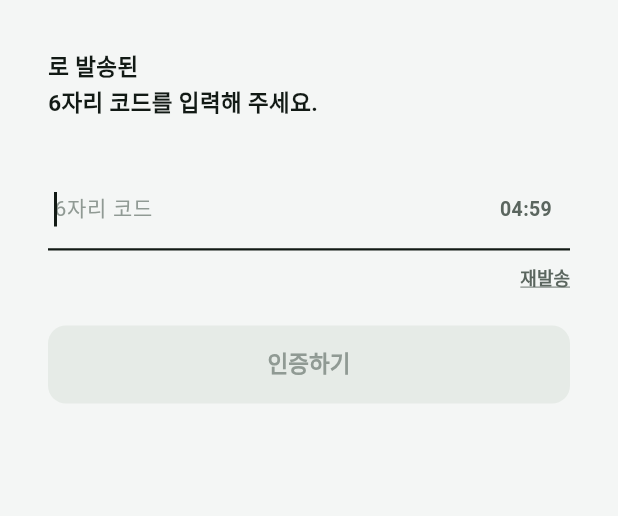
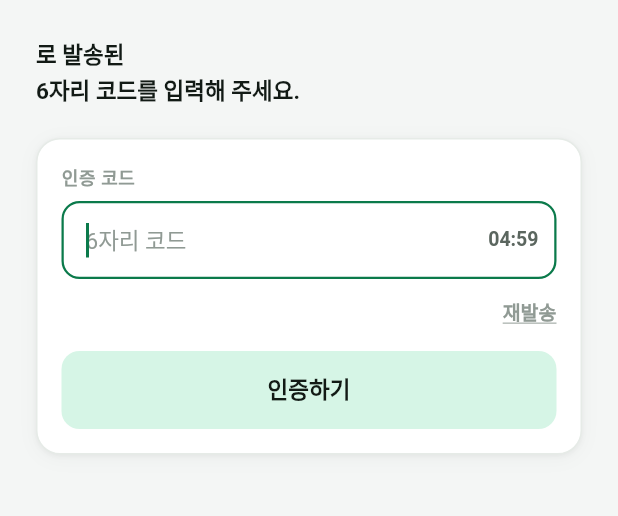
Before and after one commit to subin9804/bit-pet, a Flutter app: the PasswordResetVerifyScreen screen opened by its route, on a phone screen of 412 x 824 dp, the part 84-600 px from its top. Run offline on Flutter 3.47's test engine with Material 3 defaults, Android fonts, the phone set to English and light mode, and no system bars; our stand-ins replace cached_network_image, dio, drift, firebase_core, firebase_messaging, flutter_image_compress and 8 more; missing offline and left inert: nfc_manager; accounts and stored records are empty; generated files the repository leaves out were written again; Roboto replaces fonts that are missing (Pretendard).

Commit message:
feat(app): 로그인 소셜 우선 동선 + 인증 화면 전체 리뉴얼 테마
## 로그인 동선
요즘 가입은 대부분 소셜이라 첫 화면 동선도 소셜을 앞에 둔다.
- 소셜 3버튼(카카오·네이버·Google) 노출 — kSocialLoginEnabled true
- '이메일로 로그인'은 버튼만, 누르면 같은 자리에서 폼 카드가 펼쳐진다(AnimatedSize)
- OAuth 키·앱 플로우가 아직 없어 소셜 탭은 안내 토스트 + 이메일 폼 자동 펼침.
  먹통 버튼으로 두지 않는다. 배선 순서는 kSocialLoginEnabled 문서 주석에.
- 소셜을 끄면(kSocialLoginEnabled false) 폼은 처음부터 펼친 상태로 시작

## 테마 (구 별칭 → 리뉴얼 토큰)
- 비밀번호 재설정 공통 위젯: 언더라인 입력 → brMd 박스(포커스만 brandAction),
  먹색 풀버튼 → brandAction, ResetCard(흰 카드) 추가, 3단계 화면 모두 카드에 담음
- 회원가입: 약관 체크박스·중복확인 활성색 먹색 → brandAction, surface → card,
  pale* 별칭 전부 실토큰으로(이 파일 0건), 같은 값이던 두 갈래 border 조건 정리
- ConfirmModal(앱의 alert·confirm 전부 여기로 모임): 일반 확인이 회색 밴드 +
  먹색 버튼이었다 → 연한 브랜드 밴드(brandTintSoft/brandTintInk) + brandAction 버튼.
  위험 동작(코랄 밴드 + error 버튼)은 그대로
- Toast: textPrimary → ink, 낡은 색상 주석 정정

flutter analyze(수정 범위): error 0, 남은 12건은 전부 기존 info/warning.

Co-Authored-By: Claude Opus 5 <noreply@anthropic.com>
Claude-Session: https://claude.ai/code/session_017cnL5mD2LWMowLkkxkCXZu

```diff
--- a/bitpet_app/lib/core/widgets/toast_message.dart
+++ b/bitpet_app/lib/core/widgets/toast_message.dart
@@ -45,7 +45,7 @@ class ToastMessage {
               ),
             ],
           ),
-          backgroundColor: AppColors.textPrimary, // 0xFF14140F 다크 브라운
+          backgroundColor: AppColors.ink, // 먹색 판 위에 타입색 아이콘
           behavior: SnackBarBehavior.floating,
           shape: RoundedRectangleBorder(
             borderRadius: AppRadius.brMd,
--- a/bitpet_app/lib/features/auth/presentation/password_reset/password_reset_verify_screen.dart
+++ b/bitpet_app/lib/features/auth/presentation/password_reset/password_reset_verify_screen.dart
@@ -5,6 +5,8 @@ import 'package:flutter/services.dart';
 import 'package:flutter_riverpod/flutter_riverpod.dart';
 import 'package:go_router/go_router.dart';
 import '../../../../core/theme/app_colors.dart';
+import '../../../../core/theme/app_dimens.dart';
+import '../../../../core/theme/app_text_styles.dart';
 import '../../../../core/widgets/toast_message.dart';
 import 'password_reset_provider.dart';
 import 'password_reset_widgets.dart';
@@ -106,17 +108,20 @@ class _PasswordResetVerifyScreenState
       appBar: passwordResetAppBar(context),
       body: SafeArea(
         child: SingleChildScrollView(
-          padding: const EdgeInsets.symmetric(horizontal: 32),
+          padding: const EdgeInsets.symmetric(horizontal: AppSpacing.screenH),
           child: Column(
             crossAxisAlignment: CrossAxisAlignment.start,
             children: [
-              const SizedBox(height: 32),
+              const SizedBox(height: AppSpacing.xxl),
               ResetGuideText('${state.email}로 발송된\n6자리 코드를 입력해 주세요.'),
-              const SizedBox(height: 32),
+              const SizedBox(height: AppSpacing.xl),
 
+              ResetCard(
+                children: [
                   // ── 코드 입력 + 타이머 ──────────────────────────
                   ResetInputField(
                     controller: _codeCtrl,
+                    label: '인증 코드',
                     hintText: '6자리 코드',
                     keyboardType: TextInputType.number,
                     autofocus: true,
@@ -124,23 +129,22 @@ class _PasswordResetVerifyScreenState
                     inputFormatters: [FilteringTextInputFormatter.digitsOnly],
                     enabled: !isLoading && !_expired,
                     onChanged: (_) => setState(() {}),
+                    // 남은 시간은 만료 전까지 보조 정보다. 처음부터 붉게 띄우면
+                    // 아직 4분 남았는데도 뭔가 잘못된 것처럼 읽힌다.
                     suffixIcon: Text(
                       _timerLabel,
-                  style: TextStyle(
-                    fontSize: 13,
-                    fontWeight: FontWeight.w700,
-                    color: _expired ? AppColors.error : AppColors.textSecondary,
-                  ),
+                      style: AppTextStyles.mono(13, FontWeight.w700,
+                          color: _expired ? AppColors.error : AppColors.ink2),
                     ),
                   ),
                   if (_expired) ...[
-                const SizedBox(height: 8),
+                    const SizedBox(height: AppSpacing.sm),
                     const Text(
                       '코드가 만료되었습니다. 다시 요청해 주세요.',
                       style: TextStyle(fontSize: 12, color: AppColors.error),
                     ),
                   ],
-              const SizedBox(height: 12),
+                  const SizedBox(height: AppSpacing.md),
 
                   // ── 재발송 ──────────────────────────────────────
                   Align(
@@ -152,18 +156,17 @@ class _PasswordResetVerifyScreenState
                         minimumSize: Size.zero,
                         tapTargetSize: MaterialTapTargetSize.shrinkWrap,
                       ),
-                  child: const Text(
+                      child: Text(
                         '재발송',
-                    style: TextStyle(
-                      fontSize: 12,
-                      color: AppColors.textSecondary,
+                        style: AppTextStyles.caption.copyWith(
+                          color: AppColors.ink3,
                           decoration: TextDecoration.underline,
-                      decorationColor: AppColors.textSecondary,
+                          decorationColor: AppColors.ink3,
                         ),
                       ),
                     ),
                   ),
-              const SizedBox(height: 24),
+                  const SizedBox(height: AppSpacing.lg),
 
                   ResetFullButton(
                     label: '인증하기',
@@ -172,6 +175,8 @@ class _PasswordResetVerifyScreenState
                   ),
                 ],
               ),
+            ],
+          ),
         ),
       ),
     );
--- a/bitpet_app/lib/features/auth/presentation/password_reset/password_reset_widgets.dart
+++ b/bitpet_app/lib/features/auth/presentation/password_reset/password_reset_widgets.dart
@@ -2,37 +2,38 @@ import 'package:flutter/material.dart';
 import 'package:flutter/services.dart';
 import '../../../../core/theme/app_colors.dart';
 import '../../../../core/theme/app_dimens.dart';
+import '../../../../core/theme/app_text_styles.dart';
 
 // ════════════════════════════════════════════════════════════════
 // 비밀번호 재설정 플로우 공통 위젯 — 로그인 화면과 같은 룩앤필
-// (언더라인 입력 필드 + 직각 풀버튼)
+//
+// 로그인 화면이 리뉴얼 테마로 넘어갈 때(2026-10-13) 여기도 같이 맞췄다.
+// 전엔 "언더라인 입력 + 먹색 풀버튼" 이었다 — `AppColors.primary` 가 구 별칭이라
+// 실제 값이 `ink` 였고, 그래서 이 플로우 전체에 브랜드 초록이 없었다.
+//
+// 지금: canvas 바탕 위 흰 카드([ResetCard]) + brMd 박스 입력(포커스만 브랜드색)
+// + `brandAction` 풀버튼. ⛔ 구 별칭(primary/textPrimary/border/textDisabled)을
+// 다시 끌어오지 말 것.
 // ════════════════════════════════════════════════════════════════
 
 /// 공통 AppBar — "비밀번호 재설정" 타이틀 + 뒤로가기
 PreferredSizeWidget passwordResetAppBar(BuildContext context) {
   return AppBar(
+    // ⛔ canvas 를 쓰지 말 것 — 앱바는 카드 쪽(흰색)이다.
     backgroundColor: AppColors.bg,
     elevation: 0,
     scrolledUnderElevation: 0,
     centerTitle: true,
     leading: IconButton(
       tooltip: '뒤로',
-      icon: const Icon(Icons.arrow_back_ios_new,
-          size: 20, color: AppColors.textPrimary),
+      icon: const Icon(Icons.arrow_back_ios_new, size: 20, color: AppColors.ink),
       onPressed: () => Navigator.of(context).maybePop(),
     ),
-    title: const Text(
-      '비밀번호 재설정',
-      style: TextStyle(
-        fontSize: 16,
-        fontWeight: FontWeight.w700,
-        color: AppColors.textPrimary,
-      ),
-    ),
+    title: Text('비밀번호 재설정', style: AppTextStyles.subheading),
   );
 }
 
-/// 상단 안내 텍스트
+/// 상단 안내 텍스트. 카드 **밖**에 놓는다 — 카드 안은 '입력하는 곳'으로 둔다.
 class ResetGuideText extends StatelessWidget {
   final String text;
 
@@ -42,19 +43,32 @@ class ResetGuideText extends StatelessWidget {
   Widget build(BuildContext context) {
     return Text(
       text,
-      style: const TextStyle(
-        fontSize: 15,
-        height: 1.5,
-        fontWeight: FontWeight.w600,
-        color: AppColors.textPrimary,
-      ),
+      style: AppTextStyles.body.copyWith(height: 1.5, fontWeight: FontWeight.w600),
     );
   }
 }
 
-/// 언더라인 입력 필드 (로그인 화면 _InputField와 동일 스타일)
+/// 입력·버튼을 담는 흰 카드. 연회색 바탕에 입력만 떠 있으면 어디까지가 한 단계인지
+/// 안 읽힌다 — 로그인 화면의 폼 카드와 같은 역할이다.
+class ResetCard extends StatelessWidget {
+  final List<Widget> children;
+
+  const ResetCard({super.key, required this.children});
+
+  @override
+  Widget build(BuildContext context) {
+    return Container(
+      decoration: AppDecor.cardRaised,
+      padding: const EdgeInsets.all(AppSpacing.lg),
+      child: Column(crossAxisAlignment: CrossAxisAlignment.stretch, children: children),
+    );
+  }
+}
+
+/// 박스 입력 필드 (로그인 화면 `_InputField` 와 동일 스타일)
 class ResetInputField extends StatelessWidget {
   final TextEditingController controller;
+  final String? label;
   final String? hintText;
   final TextInputType keyboardType;
   final bool obscureText;
@@ -69,6 +83,7 @@ class ResetInputField extends StatelessWidget {
   const ResetInputField({
     super.key,
     required this.controller,
+    this.label,
     this.hintText,
     this.keyboardType = TextInputType.text,
     this.obscureText = false,
@@ -81,9 +96,13 @@ class ResetInputField extends StatelessWidget {
     this.onChanged,
   });
 
+  static const _side = BorderSide(color: AppColors.line);
+  static const _focusedSide =
+      BorderSide(color: AppColors.brandAction, width: 1.5);
+
   @override
   Widget build(BuildContext context) {
-    return TextField(
+    final field = TextField(
       controller: controller,
       keyboardType: keyboardType,
       obscureText: obscureText,
@@ -92,42 +111,53 @@ class ResetInputField extends StatelessWidget {
       maxLength: maxLength,
       inputFormatters: inputFormatters,
       onChanged: onChanged,
-      style: const TextStyle(fontSize: 15, color: AppColors.textPrimary),
-      cursorColor: AppColors.textPrimary,
+      style: AppTextStyles.body,
+      cursorColor: AppColors.brandAction,
       decoration: InputDecoration(
         hintText: hintText,
-        hintStyle:
-            const TextStyle(fontSize: 14, color: AppColors.textDisabled),
+        hintStyle: AppTextStyles.body.copyWith(color: AppColors.ink3),
         counterText: '',
         errorText: errorText,
-        contentPadding:
-            const EdgeInsets.symmetric(horizontal: 4, vertical: 16),
+        filled: false,
+        isDense: true,
+        contentPadding: const EdgeInsets.symmetric(
+            horizontal: AppSpacing.md, vertical: 14),
         suffixIcon: suffixIcon != null
             ? Padding(
-                padding: const EdgeInsets.only(right: 12),
+                padding: const EdgeInsets.only(right: AppSpacing.md),
                 child: suffixIcon,
               )
             : null,
         suffixIconConstraints: const BoxConstraints(minWidth: 0, minHeight: 0),
-        enabledBorder: const UnderlineInputBorder(
-          borderSide: BorderSide(color: AppColors.border),
-        ),
-        focusedBorder: const UnderlineInputBorder(
-          borderSide: BorderSide(color: AppColors.textPrimary, width: 1.5),
-        ),
-        errorBorder: const UnderlineInputBorder(
-          borderSide: BorderSide(color: AppColors.error),
-        ),
-        focusedErrorBorder: const UnderlineInputBorder(
-          borderSide: BorderSide(color: AppColors.error, width: 1.5),
-        ),
+        enabledBorder: const OutlineInputBorder(
+            borderRadius: AppRadius.brMd, borderSide: _side),
+        focusedBorder: const OutlineInputBorder(
+            borderRadius: AppRadius.brMd, borderSide: _focusedSide),
+        disabledBorder: const OutlineInputBorder(
+            borderRadius: AppRadius.brMd, borderSide: _side),
+        errorBorder: const OutlineInputBorder(
+            borderRadius: AppRadius.brMd,
+            borderSide: BorderSide(color: AppColors.error)),
+        focusedErrorBorder: const OutlineInputBorder(
+            borderRadius: AppRadius.brMd,
+            borderSide: BorderSide(color: AppColors.error, width: 1.5)),
         errorStyle: const TextStyle(fontSize: 12, color: AppColors.error),
       ),
+    );
+
+    if (label == null) return field;
+    return Column(
+      crossAxisAlignment: CrossAxisAlignment.start,
+      children: [
+        Text(label!, style: AppTextStyles.label),
+        const SizedBox(height: AppSpacing.xs + 2),
+        field,
+      ],
     );
   }
 }
 
-/// 직각 풀버튼 (로그인 화면 _FullButton과 동일 스타일)
+/// 풀버튼 (로그인 화면 `_FullButton` 과 동일 스타일)
 class ResetFullButton extends StatelessWidget {
   final String label;
   final bool isLoading;
@@ -148,10 +178,13 @@ class ResetFullButton extends StatelessWidget {
       child: ElevatedButton(
         onPressed: isLoading ? null : onPressed,
         style: ElevatedButton.styleFrom(
-          backgroundColor: AppColors.primary,
+          backgroundColor: AppColors.brandAction,
           foregroundColor: Colors.white,
-          disabledBackgroundColor: AppColors.border,
-          disabledForegroundColor: AppColors.textDisabled,
+          // 아직 조건을 못 채운 상태(이메일 미입력 등)와 로딩 둘 다 여기로 온다.
+          // 회색으로 내리면 '꺼진 버튼'처럼 보여서 연한 브랜드 톤을 쓴다.
+          disabledBackgroundColor: AppColors.brandTint,
+          disabledForegroundColor: AppColors.brandTintInk,
+          overlayColor: AppColors.brandPressed,
           elevation: 0,
           shape: const RoundedRectangleBorder(borderRadius: AppRadius.brMd),
         ),
@@ -161,16 +194,10 @@ class ResetFullButton extends StatelessWidget {
                 height: 20,
                 child: CircularProgressIndicator(
                   strokeWidth: 2,
-                  color: Colors.white,
+                  color: AppColors.brandTintInk,
                 ),
               )
-            : Text(
-                label,
-                style: const TextStyle(
-                  fontSize: 15,
-                  fontWeight: FontWeight.w600,
-                ),
-              ),
+            : Text(label, style: AppTextStyles.button),
       ),
     );
   }
```
Also changed, not shown: bitpet_app/lib/core/widgets/confirm_modal.dart (+19 -17 lines), bitpet_app/lib/features/auth/presentation/login_screen.dart (+234 -143 lines), bitpet_app/lib/features/auth/presentation/password_reset/password_reset_confirm_screen.dart (+17 -10 lines), bitpet_app/lib/features/auth/presentation/password_reset/password_reset_request_screen.dart (+10 -4 lines), bitpet_app/lib/features/auth/presentation/signup_screen.dart (+30 -30 lines). Lines whose indentation alone changed are shown as unchanged.
